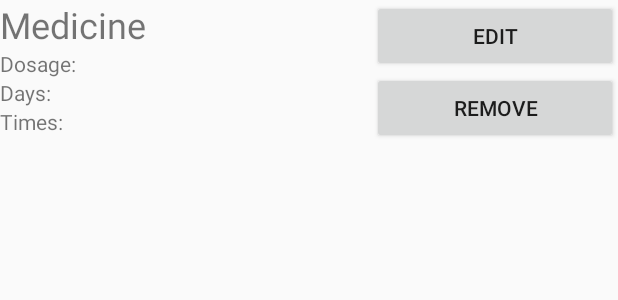
After one commit to burke212/MobileDeviceApp, an Android app: the layout list_medicine_single.xml on its own in the app's theme, with its tools: preview values and no code run, on a phone screen of 412 x 824 dp. The commit adds this screen. Shown: the top 300 px of the screen. Run offline under Robolectric (Android 15) with nearby library versions, the phone set to English and light mode, and no system bars.

Commit message:
Added Time Picker to MainActivity and Spinners to XML, started SharedPref.java and list_medicine_single.xml to customize ListView.

```diff
--- /dev/null
+++ b/MedicalApp/app/src/main/res/layout/list_medicine_single.xml
@@ -0,0 +1,65 @@
+<?xml version="1.0" encoding="utf-8"?>
+<RelativeLayout
+    xmlns:android="http://schemas.android.com/apk/res/android" android:layout_width="match_parent"
+    android:layout_height="match_parent">
+
+    <LinearLayout
+        android:layout_width="match_parent"
+        android:layout_height="match_parent"
+        android:orientation="horizontal">
+
+        <LinearLayout
+            android:layout_width="wrap_content"
+            android:layout_height="wrap_content"
+            android:layout_weight="2"
+            android:orientation="vertical">
+
+            <TextView
+                android:id="@+id/Medicine"
+                android:layout_width="match_parent"
+                android:layout_height="wrap_content"
+                android:text="Medicine"
+                android:textSize="24sp" />
+
+            <TextView
+                android:id="@+id/Dosage"
+                android:layout_width="match_parent"
+                android:layout_height="wrap_content"
+                android:text="Dosage: " />
+
+            <TextView
+                android:id="@+id/Days"
+                android:layout_width="match_parent"
+                android:layout_height="wrap_content"
+                android:text="Days:" />
+
+            <TextView
+                android:id="@+id/Times"
+                android:layout_width="match_parent"
+                android:layout_height="wrap_content"
+                android:text="Times:" />
+
+        </LinearLayout>
+
+        <LinearLayout
+            android:layout_width="wrap_content"
+            android:layout_height="wrap_content"
+            android:layout_weight="1"
+            android:orientation="vertical">
+
+            <Button
+                android:id="@+id/Edit"
+                android:layout_width="match_parent"
+                android:layout_height="wrap_content"
+                android:text="Edit" />
+
+            <Button
+                android:id="@+id/Remove"
+                android:layout_width="match_parent"
+                android:layout_height="wrap_content"
+                android:text="Remove" />
+        </LinearLayout>
+
+    </LinearLayout>
+
+</RelativeLayout>
```
Also changed, not shown: MedicalApp/app/src/main/java/com/example/burke/medicalapp/MainActivity.java (+47 -0 lines), MedicalApp/app/src/main/java/com/example/burke/medicalapp/SharedPref.java (added, +27 -0 lines), MedicalApp/app/src/main/res/layout/add.xml (+101 -36 lines), MedicalApp/app/src/main/res/values/strings.xml (+15 -1 lines).
